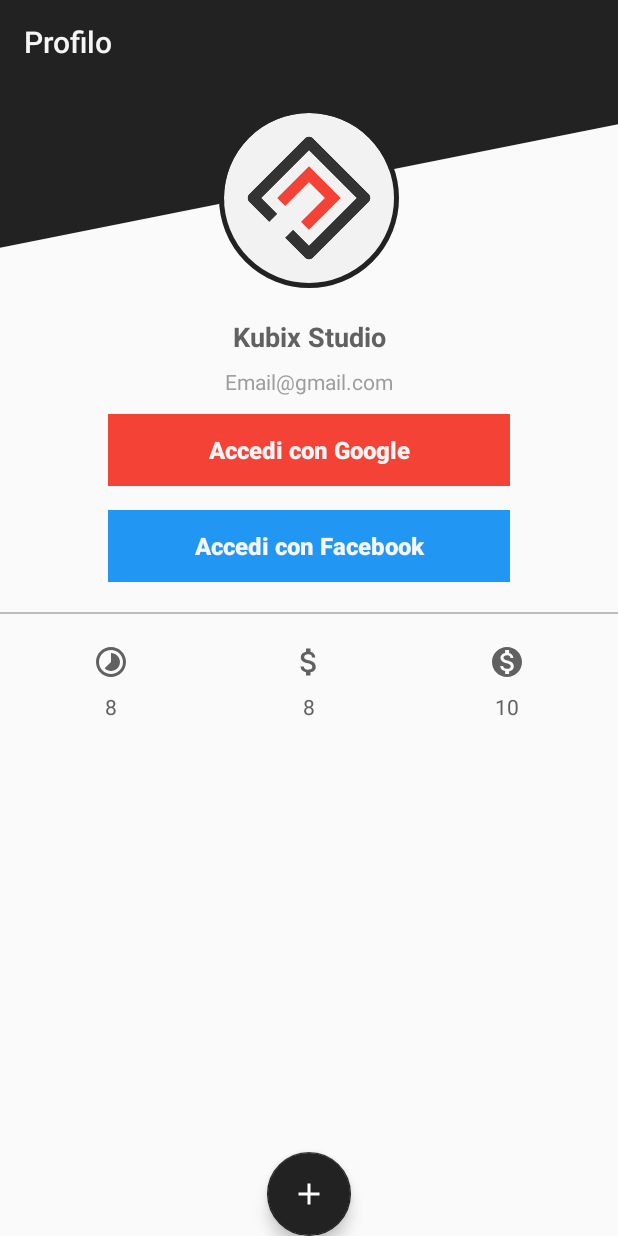
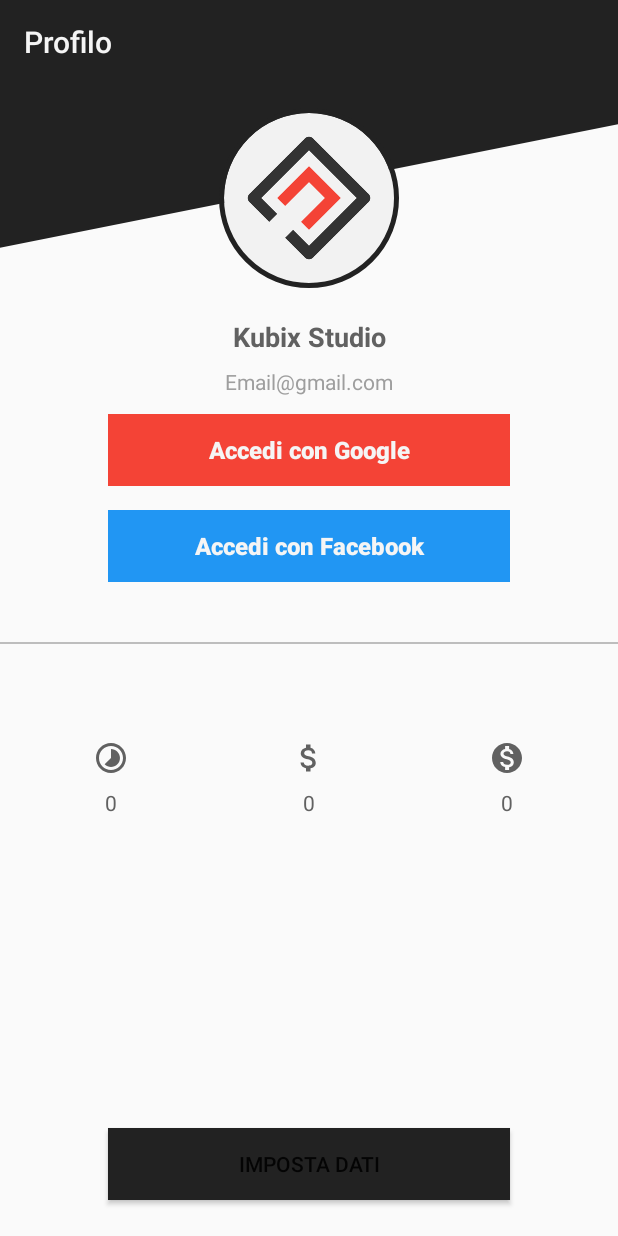
Before and after one commit to Zetandroid/MyJobWallet, an Android app: the ProfiloActivity screen opened directly, with no data from a screen before it, on a phone screen of 412 x 824 dp. Run offline under Robolectric (Android 15) with nearby library versions, the phone set to English and light mode, and no system bars; our stand-ins replace CircleImageView.

Commit message:
aggiunta activity dati profilo

```diff
--- a/app/src/main/AndroidManifest.xml
+++ b/app/src/main/AndroidManifest.xml
@@ -24,11 +24,15 @@
             android:label="@string/toolBarSetting"
             android:theme="@style/AppTheme.NoActionBar"/>
 
-        <activity android:name=".SettingActivity"
+        <activity android:name=".ProfiloDatiActivity"
+            android:label="@string/toolbarProfileDati"
+            android:theme="@style/AppTheme.NoActionBar"/>
+
+        <activity android:name=".SettingsActivity"
             android:label="@string/toolBarSetting"
             android:theme="@style/ThemeImpostazioni"/>
 
-        <activity android:name=".ProfileActivity"
+        <activity android:name=".ProfiloActivity"
             android:label="@string/toolbarProfile"
             android:theme="@style/ThemeProfilo"/>
 
--- a/app/src/main/java/com/kubix/myjobwallet/MainActivity.java
+++ b/app/src/main/java/com/kubix/myjobwallet/MainActivity.java
@@ -12,7 +12,6 @@
 import android.support.v7.app.ActionBarDrawerToggle;
 import android.support.v7.app.AppCompatActivity;
 import android.support.v7.widget.Toolbar;
-import android.view.Menu;
 import android.view.MenuItem;
 import android.widget.Toast;
 
@@ -136,13 +135,13 @@
         int id = item.getItemId();
 
         if (id == R.id.nav_profile) {
-            startActivity(new Intent(this, ProfileActivity.class));
+            startActivity(new Intent(this, ProfiloActivity.class));
 
         }else if (id == R.id.nav_premium) {
             startActivity(new Intent(this,PremiumActivity.class));
 
         } else if (id == R.id.nav_setting) {
-            startActivity(new Intent(this,SettingActivity.class));
+            startActivity(new Intent(this,SettingsActivity.class));
 
         }
 
--- a/app/src/main/java/util/PrefManager.java
+++ b/app/src/main/java/util/PrefManager.java
@@ -16,7 +16,7 @@
     int PRIVATE_MODE = 0;
 
     // Shared preferences file name
-    private static final String PREF_NAME = "androidhive-welcome";
+    private static final String PREF_NAME = "MyJobWAllet";
 
     private static final String IS_FIRST_TIME_LAUNCH = "IsFirstTimeLaunch";
 
--- a/app/src/main/res/layout/activity_profile.xml
+++ b/app/src/main/res/layout/activity_profilo.xml
@@ -6,22 +6,20 @@
     android:layout_height="match_parent"
     android:id="@+id/rl"
     app:layout_behavior="@string/appbar_scrolling_view_behavior"
-    tools:context="com.kubix.myjobwallet.ProfileActivity">
+    tools:context="com.kubix.myjobwallet.ProfiloActivity">
 
 
-    <android.support.design.widget.FloatingActionButton
-        android:id="@+id/fab"
-        android:layout_width="wrap_content"
+    <Button
+        android:id="@+id/bottoneDati"
+        android:layout_width="match_parent"
         android:layout_height="wrap_content"
-        android:layout_alignParentEnd="false"
+        android:layout_alignParentBottom="true"
         android:layout_centerHorizontal="true"
-        android:src="@drawable/ic_aggiungi"
-        android:tint="#fff"
-        app:backgroundTint="@color/colorPrimaryProfilo"
-        android:layout_marginLeft="24dp"
-        android:layout_marginRight="24dp"
-        android:layout_marginTop="24dp"
-        android:layout_alignParentBottom="true" />
+        android:layout_marginBottom="24dp"
+        android:layout_marginLeft="72dp"
+        android:layout_marginRight="72dp"
+        android:background="@color/colorPrimaryProfilo"
+        android:text="Imposta Dati" />
 
     <ScrollView
         android:layout_width="match_parent"
@@ -188,7 +186,7 @@
                 android:layout_width="match_parent"
                 android:layout_height="1dp"
                 android:layout_marginBottom="4dp"
-                android:layout_marginTop="4dp"
+                android:layout_marginTop="24dp"
                 android:background="@color/iconeLayout" />
 
             <LinearLayout
@@ -197,7 +195,7 @@
                 android:layout_marginBottom="8dp"
                 android:layout_marginLeft="8dp"
                 android:layout_marginRight="8dp"
-                android:layout_marginTop="8dp"
+                android:layout_marginTop="52dp"
                 android:layout_weight="1"
                 android:orientation="horizontal">
 
--- a/app/src/main/res/values/strings.xml
+++ b/app/src/main/res/values/strings.xml
@@ -24,6 +24,7 @@
     <string name="toolbarPremium">Premium</string>
     <string name="toolbarEntrate">Entrate</string>
     <string name="toolbarValuta">Convertitore di Valuta</string>
+    <string name="toolbarProfileDati">Dati Utente</string>
 
     <!-- INTRODUZIONE -->
 
--- a/app/src/main/res/values/styles.xml
+++ b/app/src/main/res/values/styles.xml
@@ -37,6 +37,7 @@
         <item name="colorAccent">@color/colorAccentSpesa</item>
     </style>
 
+
     <!-- TEMA MEMO -->
     <style name="ThemeMemo" parent="Theme.AppCompat.Light.NoActionBar">
         <item name="colorPrimary">@color/colorPrimaryMemo</item>
@@ -52,7 +53,7 @@
     </style>
 
     <!-- TEMA IMPOSTAZIONI -->
-    <style name="ThemeImpostazioni" parent="Theme.AppCompat.Light.NoActionBar">
+    <style name="ThemeImpostazioni" parent="Theme.AppCompat.Light.DarkActionBar">
         <item name="colorPrimary">@color/colorPrimaryImpostazioni</item>
         <item name="colorPrimaryDark">@color/colorPrimaryDarkImpostazioni</item>
         <item name="colorAccent">@color/colorAccentImpostazioni</item>
@@ -86,11 +87,5 @@
         <item name="colorAccent">@color/testoTitolo</item>
     </style>
 
-    <!-- ANIMAZIONE FAB -->
-    <style name="MyAlertDialogStyle" parent="Theme.AppCompat.Light.Dialog.Alert">
 
-        <item name="colorAccent">@color/colorAccent</item>
-        <item name="android:windowIsFloating">false</item>
-        <item name="android:windowBackground">@color/colorAccent</item>
-    </style>
 </resources>
```
Also changed, not shown: app/src/main/java/com/kubix/myjobwallet/ProfiloActivity.java (renamed from app/src/main/java/com/kubix/myjobwallet/ProfileActivity.java, +15 -100 lines), app/src/main/java/com/kubix/myjobwallet/ProfiloDatiActivity.java (added, +24 -0 lines), app/src/main/java/com/kubix/myjobwallet/SettingActivity.java (deleted, +0 -18 lines), app/src/main/java/com/kubix/myjobwallet/SettingsActivity.java (added, +21 -0 lines), app/src/main/res/layout/activity_profilo_dati.xml (renamed from app/src/main/res/layout/popup_profilo.xml, +23 -8 lines), app/src/main/res/layout/activity_settings.xml (+8 -11 lines), app/src/main/res/layout/fab_dialog_profilo.xml (deleted, +0 -24 lines).
